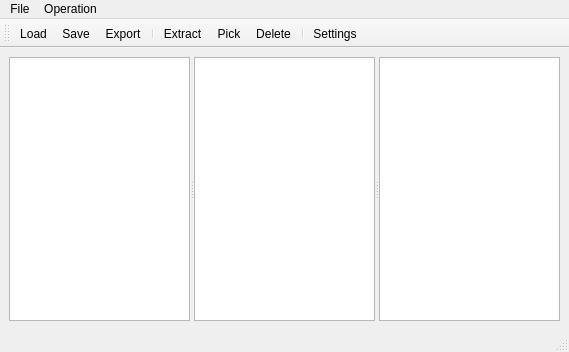
First picture: the form in MainWindow.ui, repository congchenutd/commentextractor, before the edit.
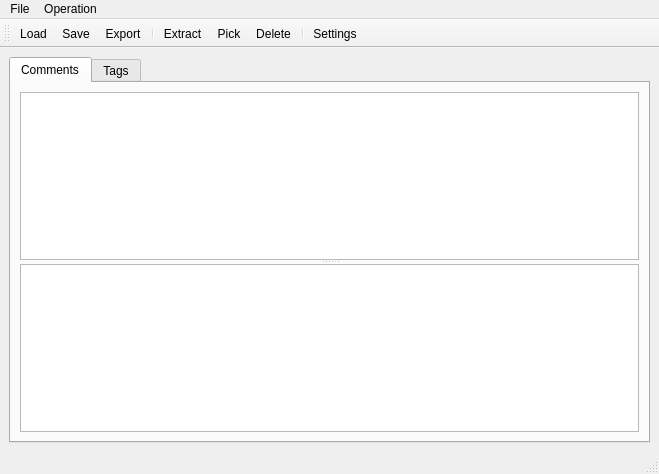
Second picture: the form after the edit. Icons and pictures are not drawn.

Commit message: + comment model

```diff
--- a/MainWindow.ui
+++ b/MainWindow.ui
@@ -6,8 +6,8 @@
    <rect>
     <x>0</x>
     <y>0</y>
-    <width>569</width>
-    <height>352</height>
+    <width>659</width>
+    <height>474</height>
    </rect>
   </property>
   <property name="windowTitle">
@@ -16,6 +16,42 @@
   <widget class="QWidget" name="centralwidget">
    <layout class="QVBoxLayout" name="verticalLayout">
     <item>
+     <widget class="QTabWidget" name="tabWidget">
+      <property name="currentIndex">
+       <number>0</number>
+      </property>
+      <widget class="QWidget" name="tabComments">
+       <attribute name="title">
+        <string>Comments</string>
+       </attribute>
+       <layout class="QVBoxLayout" name="verticalLayout_2">
+        <item>
+         <widget class="QSplitter" name="splitterComment">
+          <property name="orientation">
+           <enum>Qt::Vertical</enum>
+          </property>
+          <widget class="QTableView" name="tvComments">
+           <property name="editTriggers">
+            <set>QAbstractItemView::NoEditTriggers</set>
+           </property>
+           <property name="selectionBehavior">
+            <enum>QAbstractItemView::SelectRows</enum>
+           </property>
+           <attribute name="horizontalHeaderStretchLastSection">
+            <bool>true</bool>
+           </attribute>
+          </widget>
+          <widget class="QPlainTextEdit" name="teComment"/>
+         </widget>
+        </item>
+       </layout>
+      </widget>
+      <widget class="QWidget" name="tabTags">
+       <attribute name="title">
+        <string>Tags</string>
+       </attribute>
+       <layout class="QHBoxLayout" name="horizontalLayout">
+        <item>
      <widget class="QSplitter" name="splitter">
       <property name="orientation">
        <enum>Qt::Horizontal</enum>
@@ -69,13 +105,17 @@
     </item>
    </layout>
   </widget>
+     </widget>
+    </item>
+   </layout>
+  </widget>
   <widget class="QMenuBar" name="menubar">
    <property name="geometry">
     <rect>
      <x>0</x>
      <y>0</y>
-     <width>569</width>
-     <height>22</height>
+     <width>659</width>
+     <height>29</height>
     </rect>
    </property>
    <widget class="QMenu" name="menuFile">
```
Left out of the diff: 5 changed lines with no effect on the pictures. Lines whose indentation alone changed are shown as unchanged. The commit also changes 10 other files.
